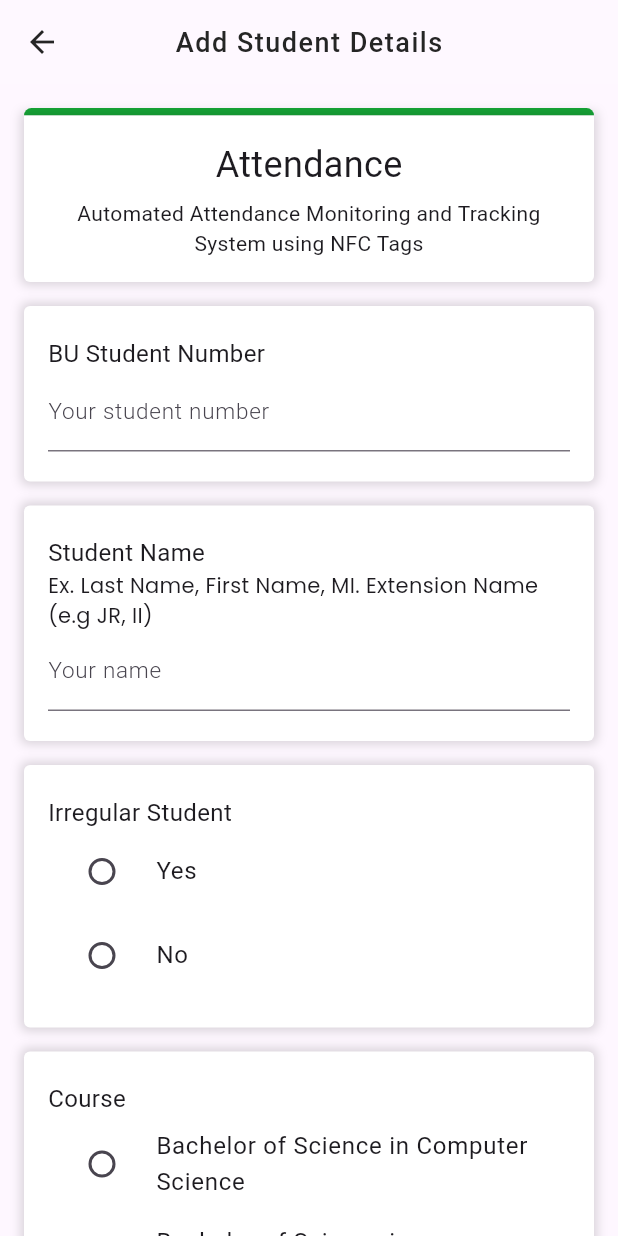
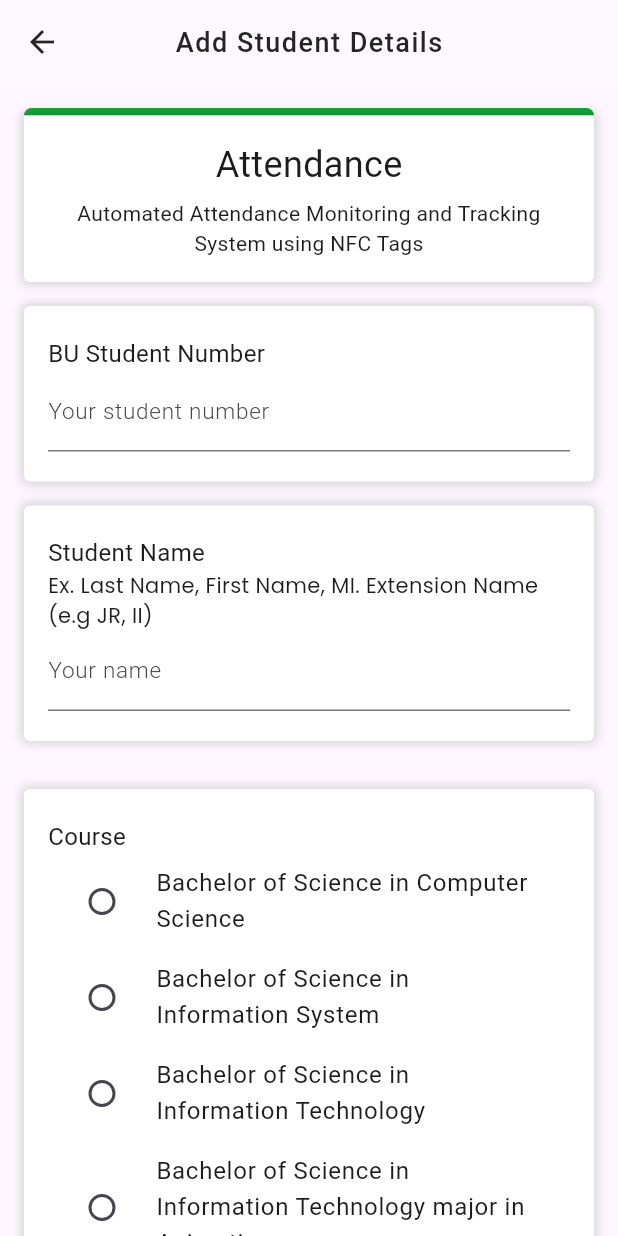
Before and after one commit to Jspobre/nfc_app, a Flutter app: the AddStudent screen opened directly, on a phone screen of 412 x 824 dp. Run offline on Flutter 3.47's test engine with Material 3 defaults, Android fonts, the light colour scheme and no system bars; our stand-ins replace cloud_firestore, firebase_core, firebase_database, flutter_local_notifications, fluttertoast, google_fonts and 1 more; missing offline and left inert: flutter_nfc_kit, ndef; accounts and stored records are empty.

Commit message:
removed isIrregular option for add student details

```diff
--- a/lib/pages/add student/add_student.dart
+++ b/lib/pages/add student/add_student.dart
@@ -131,57 +131,57 @@ class _AddStudentState extends State<AddStudent> {
                               const SizedBox(
                                 height: 16,
                               ),
-                              TextFieldContainer(
-                                label: "Irregular Student",
-                                inputWidget: Column(
-                                  crossAxisAlignment: CrossAxisAlignment.start,
-                                  children: [
-                                    RadioListTile<String>(
-                                      title: const Text(
-                                        'Yes',
-                                        style: TextStyle(
-                                            fontFamily: "Roboto",
-                                            fontWeight: FontWeight.w400),
-                                      ),
-                                      value: 'Yes',
-                                      groupValue: isIrregular,
-                                      onChanged: (value) {
-                                        setState(() {
-                                          isIrregular = value!;
-                                          showErrorTextIrreg = false;
-                                        });
-                                      },
-                                      activeColor: Color(0xff16A637),
-                                    ),
-                                    RadioListTile<String>(
-                                      title: const Text(
-                                        'No',
-                                        style: TextStyle(
-                                            fontFamily: "Roboto",
-                                            fontWeight: FontWeight.w400),
-                                      ),
-                                      value: 'No',
-                                      groupValue: isIrregular,
-                                      onChanged: (value) {
-                                        setState(() {
-                                          isIrregular = value!;
-                                          showErrorTextIrreg = false;
-                                        });
-                                      },
-                                      activeColor: Color(0xff16A637),
-                                    ),
-                                    showErrorTextIrreg == true
-                                        ? Text(
-                                            errorText,
-                                            style: TextStyle(
-                                                color: Color.fromARGB(
-                                                    255, 192, 0, 0),
-                                                fontSize: 12),
-                                          )
-                                        : const SizedBox(),
-                                  ],
-                                ),
-                              ),
+                              // TextFieldContainer(
+                              //   label: "Irregular Student",
+                              //   inputWidget: Column(
+                              //     crossAxisAlignment: CrossAxisAlignment.start,
+                              //     children: [
+                              //       RadioListTile<String>(
+                              //         title: const Text(
+                              //           'Yes',
+                              //           style: TextStyle(
+                              //               fontFamily: "Roboto",
+                              //               fontWeight: FontWeight.w400),
+                              //         ),
+                              //         value: 'Yes',
+                              //         groupValue: isIrregular,
+                              //         onChanged: (value) {
+                              //           setState(() {
+                              //             isIrregular = value!;
+                              //             showErrorTextIrreg = false;
+                              //           });
+                              //         },
+                              //         activeColor: Color(0xff16A637),
+                              //       ),
+                              //       RadioListTile<String>(
+                              //         title: const Text(
+                              //           'No',
+                              //           style: TextStyle(
+                              //               fontFamily: "Roboto",
+                              //               fontWeight: FontWeight.w400),
+                              //         ),
+                              //         value: 'No',
+                              //         groupValue: isIrregular,
+                              //         onChanged: (value) {
+                              //           setState(() {
+                              //             isIrregular = value!;
+                              //             showErrorTextIrreg = false;
+                              //           });
+                              //         },
+                              //         activeColor: Color(0xff16A637),
+                              //       ),
+                              //       showErrorTextIrreg == true
+                              //           ? Text(
+                              //               errorText,
+                              //               style: TextStyle(
+                              //                   color: Color.fromARGB(
+                              //                       255, 192, 0, 0),
+                              //                   fontSize: 12),
+                              //             )
+                              //           : const SizedBox(),
+                              //     ],
+                              //   ),
+                              // ),
                               const SizedBox(
                                 height: 16,
                               ),
@@ -481,15 +481,15 @@ class _AddStudentState extends State<AddStudent> {
   Future<void> handleSubmit(BuildContext context) async {
     // IF FORM IS EMPTY OR SKIPPED
     if (!_registrationFormKey.currentState!.validate() ||
-        isIrregular == null ||
+        // isIrregular == null ||
         selectedBlock == null ||
         selectedCourse == null ||
         selectedYearLevel == null) {
-      if (isIrregular == null) {
-        setState(() {
-          showErrorTextIrreg = true;
-        });
-      }
+      // if (isIrregular == null) {
+      //   setState(() {
+      //     showErrorTextIrreg = true;
+      //   });
+      // }
       if (selectedBlock == null) {
         setState(() {
           showErrorTextBlock = true;
@@ -514,7 +514,7 @@ class _AddStudentState extends State<AddStudent> {
       try {
         final studentNum = studentNumController.text;
         final studentName = studentNameController.text;
-        final isIrregStatus = isIrregular;
+        // final isIrregStatus = isIrregular;
         final courseName = selectedCourse;
         final yearLevel = selectedYearLevel;
         final block = selectedBlock;
@@ -547,15 +547,16 @@ class _AddStudentState extends State<AddStudent> {
         FirebaseFirestore.instance.collection('students').add({
           'student_num': studentNum,
           'full_name': studentName,
-          'isIrregular': isIrregStatus,
+          // 'isIrregular': isIrregStatus,
           'course': courseName,
           'year_level': yearLevel,
+          'nfc_written': 'false',
           'block': block
         }).then((_) {
           setState(() {
             studentNumController.clear();
             studentNameController.clear();
-            isIrregular = null;
+            // isIrregular = null;
             selectedCourse = null;
             selectedYearLevel = null;
             selectedBlock = null;
```
Also changed, not shown: lib/pages/home.dart (+7 -7 lines).
